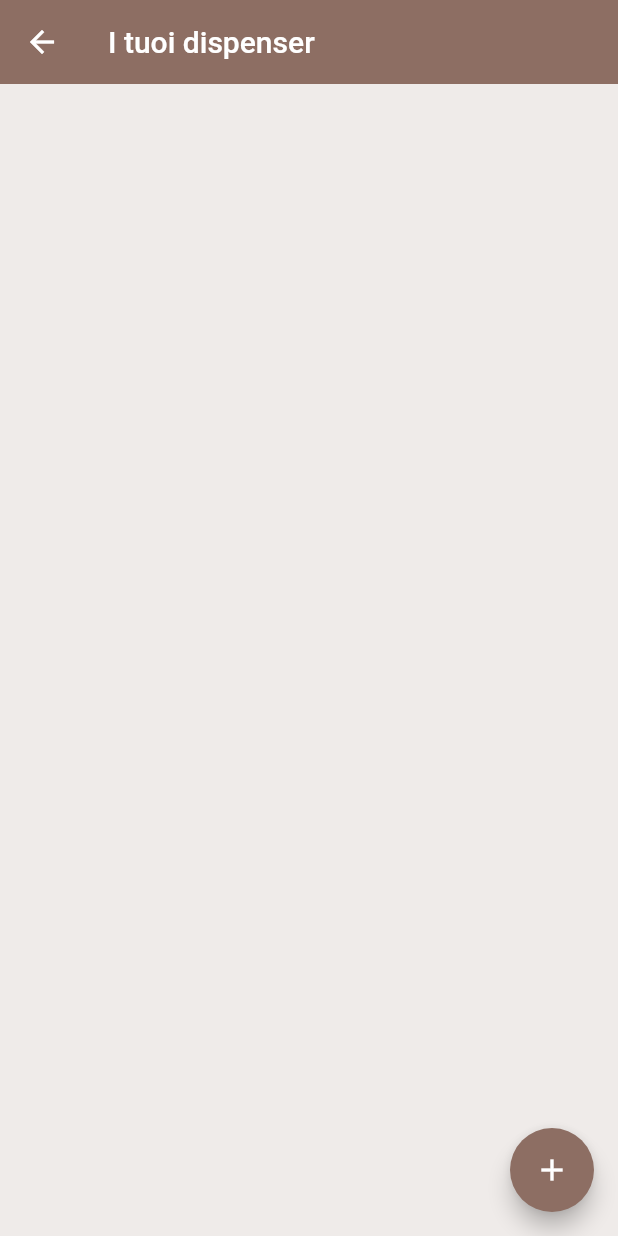
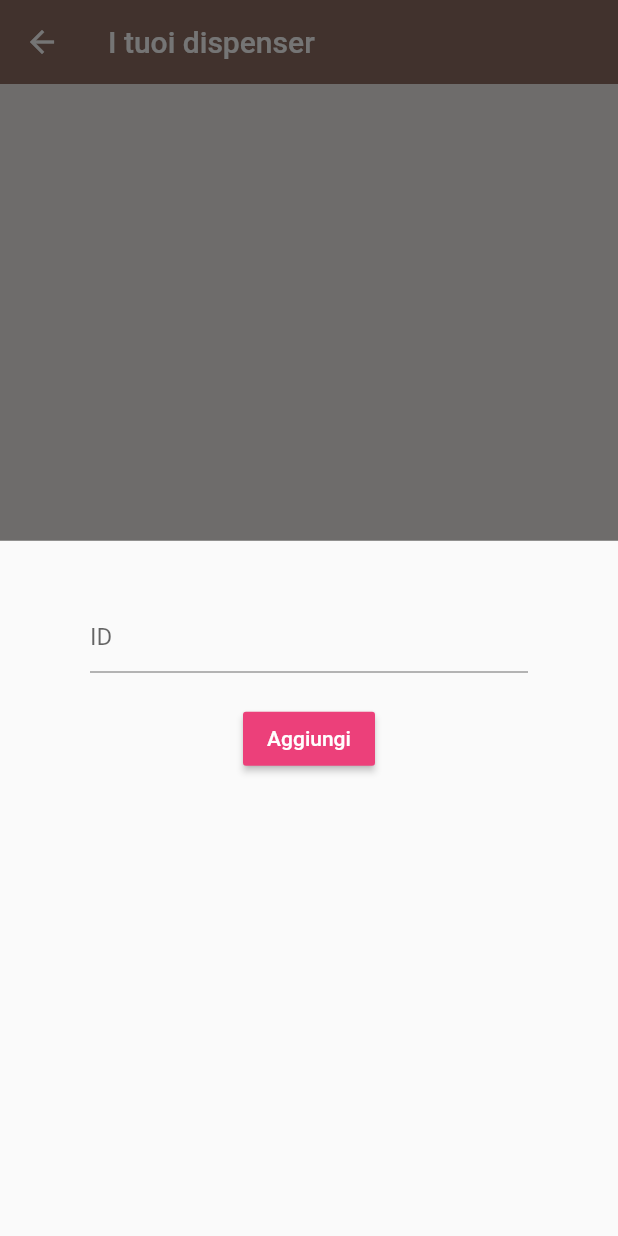
Before and after one commit to sarasarto/IoT-Dog-Dispenser, a Flutter app: the DispenserView screen opened directly, after a tap on the "add" icon, on a phone screen of 412 x 824 dp. Run offline on Flutter 3.47's test engine with Material 2 defaults, Android fonts, the light colour scheme and no system bars; our stand-ins replace cloud_firestore, firebase_auth, firebase_core; accounts and stored records are empty.

Commit message:
Aggiunti campi al Dispenser, ancora problemi con Stream List

```diff
--- /dev/null
+++ b/dogx_a_smart_dispenser/lib/screens/forms/add_form_dispenser.dart
@@ -0,0 +1,68 @@
+import 'package:cloud_firestore/cloud_firestore.dart';
+import 'package:dogx_a_smart_dispenser/models/Animal.dart';
+import 'package:dogx_a_smart_dispenser/models/User.dart';
+import 'package:dogx_a_smart_dispenser/screens/list_views/animal_list.dart';
+import 'package:dogx_a_smart_dispenser/services/auth.dart';
+import 'package:dogx_a_smart_dispenser/services/database.dart';
+import 'package:flutter/material.dart';
+import 'package:provider/provider.dart';
+
+class AddFormDispenser extends StatefulWidget {
+  @override
+  _AddFormDispenserState createState() => _AddFormDispenserState();
+}
+
+class _AddFormDispenserState extends State<AddFormDispenser> {
+  final _formkey = GlobalKey<FormState>();
+  final DatabaseService _dbService = DatabaseService();
+  final AuthService _authService = AuthService();
+
+  String id;
+  String userId;
+  bool daErogare;
+  int qtnRation;
+  List<Animal> animals;
+
+  @override
+  Widget build(BuildContext context) {
+    int qnt = 2;
+    return Form(
+      key: _formkey,
+      child: Column(
+        children: <Widget>[
+          SizedBox(height: 20),
+          TextFormField(
+            decoration: InputDecoration(hintText: 'ID'),
+            validator: (val) => val.isEmpty ? 'Inserisci un id' : null,
+            onChanged: (val) {
+              setState(() => id = val);
+            },
+          ),
+          SizedBox(height: 20),
+          RaisedButton(
+            color: Colors.pink[400],
+            child: Text(
+              'Aggiungi',
+              style: TextStyle(color: Colors.white),
+            ),
+            onPressed: () {
+              //print(animals2);
+              if (_formkey.currentState.validate()) {
+                _dbService.addDispenser(
+                  id, //quello che inserisco --> QRCODE
+                  _authService.getCurrentUserUid(),
+                  false, //daErogare = false,
+                  qnt, //razione
+                  _dbService.animals,
+                );
+
+                Navigator.pop(context);
+              }
+            },
+          ),
+          SizedBox(height: 12),
+        ],
+      ),
+    );
+  }
+}
--- a/dogx_a_smart_dispenser/lib/screens/views/dispenser_view.dart
+++ b/dogx_a_smart_dispenser/lib/screens/views/dispenser_view.dart
@@ -3,7 +3,9 @@ import 'package:dogx_a_smart_dispenser/screens/list_views/dispenser_list.dart';
 import 'package:dogx_a_smart_dispenser/services/database.dart';
 import 'package:flutter/material.dart';
 import 'package:provider/provider.dart';
+import 'package:dogx_a_smart_dispenser/screens/forms/add_form_dispenser.dart';
 
+/*
 class DispenserView extends StatelessWidget {
   @override
   Widget build(BuildContext context) {
@@ -20,11 +22,42 @@ class DispenserView extends StatelessWidget {
         floatingActionButton: FloatingActionButton(
           child: Icon(Icons.add),
           backgroundColor: Colors.brown[400],
-          onPressed: () {
-            print('bottone premuto');
-          },
+          onPressed: () => _showAddPanel(),
         ),
       ),
     );
   }
 }
+*/
+class DispenserView extends StatelessWidget {
+  @override
+  Widget build(BuildContext context) {
+    void _showAddPanel() {
+      showModalBottomSheet(
+          context: context,
+          builder: (context) {
+            return Container(
+              padding: EdgeInsets.symmetric(vertical: 20, horizontal: 60),
+              child: AddFormDispenser(),
+            );
+          });
+    }
+
+    return StreamProvider<List<Dispenser>>.value(
+      value: DatabaseService().dispensers,
+      child: Scaffold(
+        backgroundColor: Colors.brown[50],
+        appBar: AppBar(
+          title: Text('I tuoi dispenser'),
+          backgroundColor: Colors.brown[400],
+          elevation: 0.0,
+        ),
+        body: DispenserList(),
+        floatingActionButton: FloatingActionButton(
+            child: Icon(Icons.add),
+            backgroundColor: Colors.brown[400],
+            onPressed: () => _showAddPanel()),
+      ),
+    );
+  }
+}
```
Also changed, not shown: dogx_a_smart_dispenser/lib/models/Dispenser.dart (+48 -1 lines), dogx_a_smart_dispenser/lib/services/database.dart (+19 -1 lines).
